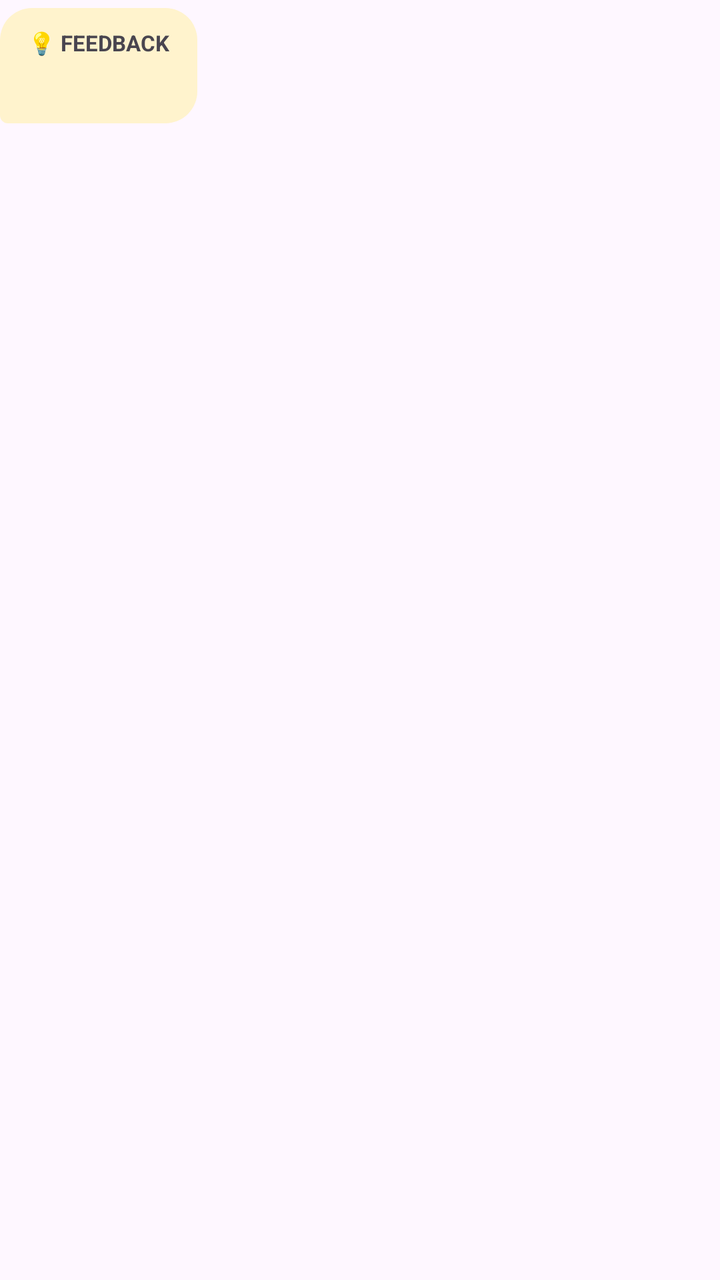
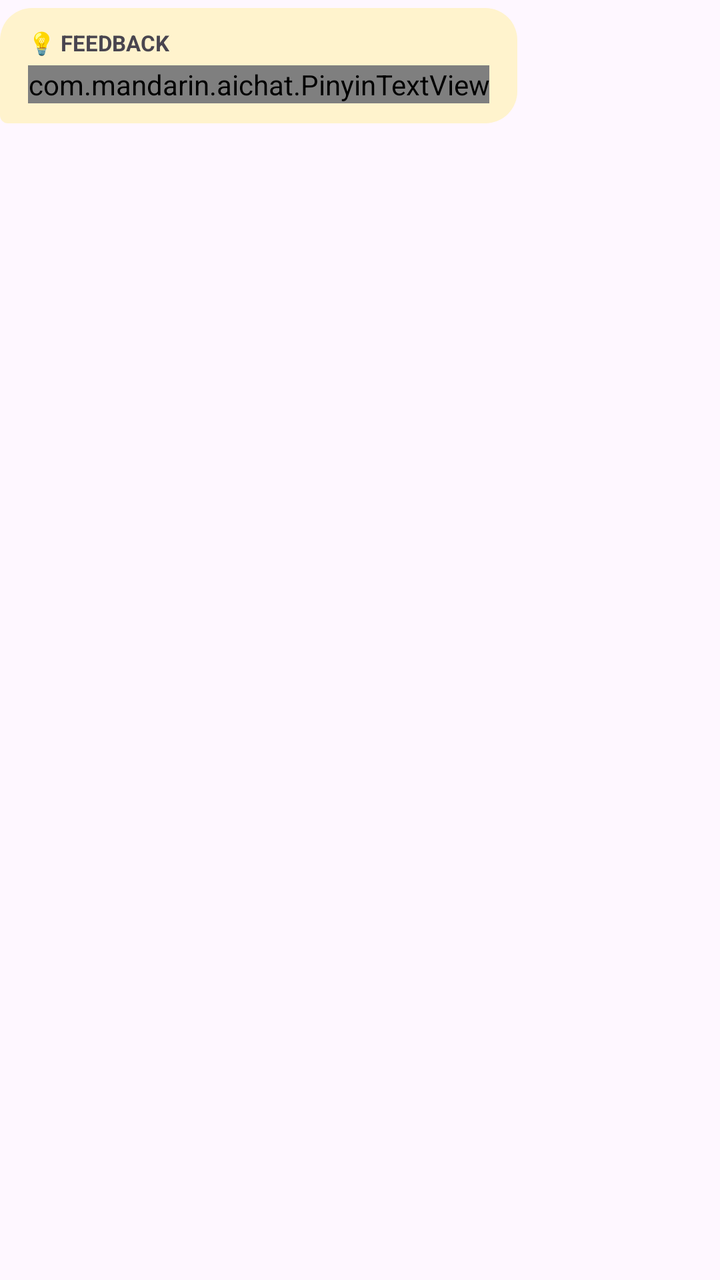

Compare the two renders of this Android layout. The source of the first and the diff that turns it into the second are given below.
<!-- AndroidManifest.xml: application theme Theme.MandarinAIChat -->
<!-- res/layout/item_chat_message_feedback.xml -->
<?xml version="1.0" encoding="utf-8"?>
<FrameLayout xmlns:android="http://schemas.android.com/apk/res/android"
    android:layout_width="match_parent"
    android:layout_height="wrap_content"
    android:paddingVertical="4dp">

    <LinearLayout
        android:layout_width="wrap_content"
        android:layout_height="wrap_content"
        android:layout_gravity="start"
        android:background="@drawable/bg_bubble_feedback"
        android:maxWidth="300dp"
        android:orientation="vertical"
        android:paddingHorizontal="14dp"
        android:paddingVertical="10dp">

        <TextView
            android:layout_width="wrap_content"
            android:layout_height="wrap_content"
            android:text="💡 Feedback"
            android:textAllCaps="true"
            android:textColor="?attr/colorOnSurfaceVariant"
            android:textSize="11sp"
            android:textStyle="bold" />

        <TextView
            android:id="@+id/message_text"
            android:layout_width="wrap_content"
            android:layout_height="wrap_content"
            android:layout_marginTop="4dp"
            android:textColor="?attr/colorOnSurface"
            android:textIsSelectable="true"
            android:textSize="14sp" />
    </LinearLayout>
</FrameLayout>
<!-- resources referenced by this layout -->
<resources>
  <!-- drawable bg_bubble_feedback (drawable) -->
  <?xml version="1.0" encoding="utf-8"?>
  <shape xmlns:android="http://schemas.android.com/apk/res/android"
      android:shape="rectangle">
      <corners
          android:topLeftRadius="16dp"
          android:topRightRadius="16dp"
          android:bottomLeftRadius="4dp"
          android:bottomRightRadius="16dp" />
      <solid android:color="@color/bubble_feedback" />
  </shape>
  <style name="Theme.MandarinAIChat" parent="Theme.Material3.DayNight.NoActionBar" />
  <color name="bubble_feedback">#FFF3CD</color>
</resources>

<!-- the commit's change to res/layout/item_chat_message_feedback.xml (unified diff, before → after) -->
@@ -23,7 +23,7 @@
             android:textSize="11sp"
             android:textStyle="bold" />
 
-        <TextView
+        <com.mandarin.aichat.PinyinTextView
             android:id="@+id/message_text"
             android:layout_width="wrap_content"
             android:layout_height="wrap_content"
